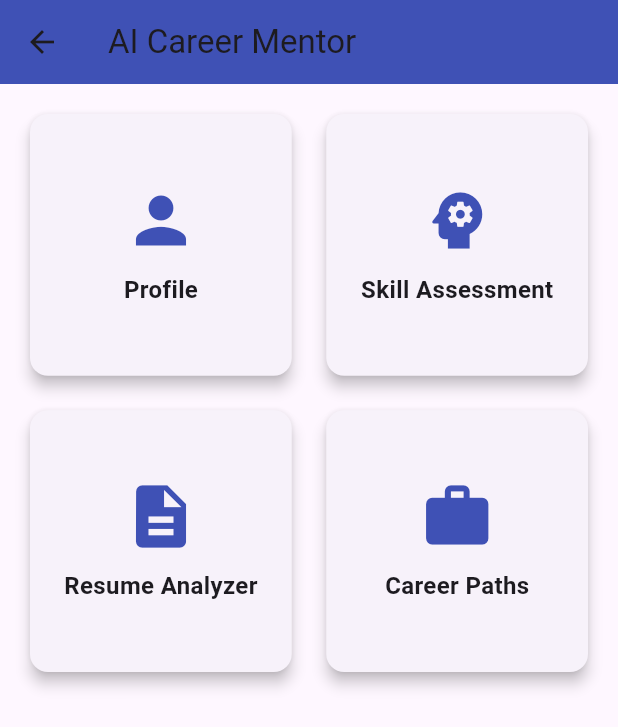
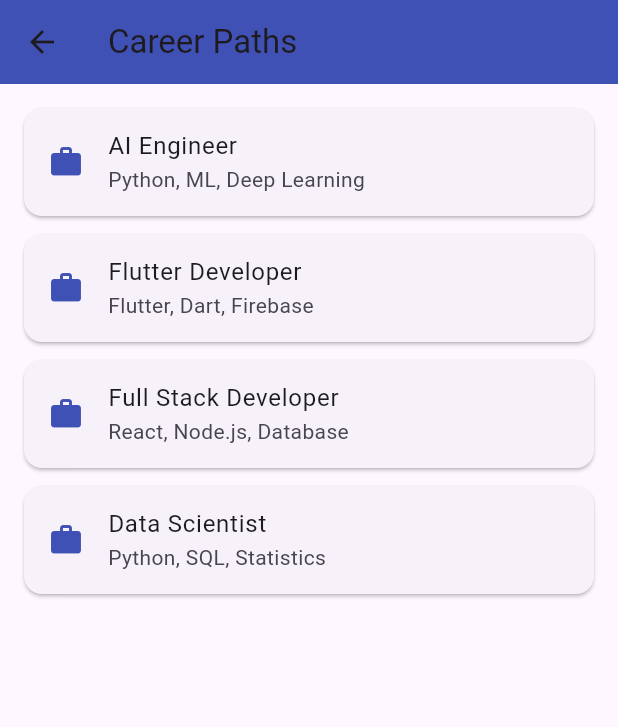
Before and after one commit to Snivas1/ai_career_mentor, a Flutter app: the DashboardScreen screen opened directly, after a tap on "Career Paths", on a phone screen of 412 x 824 dp. Shown: the top 727 px of the screen. Run offline on Flutter 3.47's test engine with Material 3 defaults, Android fonts, the phone set to English and light mode, and no system bars.

Commit message:
Added skill assessment and career recommendations

```diff
--- /dev/null
+++ b/lib/screens/career_paths_screen.dart
@@ -0,0 +1,59 @@
+import 'package:flutter/material.dart';
+
+class CareerPathsScreen extends StatelessWidget {
+  const CareerPathsScreen({super.key});
+
+  @override
+  Widget build(BuildContext context) {
+    return Scaffold(
+      appBar: AppBar(
+        title: const Text("Career Paths"),
+        backgroundColor: Colors.indigo,
+      ),
+      body: ListView(
+        padding: const EdgeInsets.all(16),
+        children: const [
+          CareerCard(
+            title: "AI Engineer",
+            skills: "Python, ML, Deep Learning",
+          ),
+          CareerCard(
+            title: "Flutter Developer",
+            skills: "Flutter, Dart, Firebase",
+          ),
+          CareerCard(
+            title: "Full Stack Developer",
+            skills: "React, Node.js, Database",
+          ),
+          CareerCard(
+            title: "Data Scientist",
+            skills: "Python, SQL, Statistics",
+          ),
+        ],
+      ),
+    );
+  }
+}
+
+class CareerCard extends StatelessWidget {
+  final String title;
+  final String skills;
+
+  const CareerCard({
+    super.key,
+    required this.title,
+    required this.skills,
+  });
+
+  @override
+  Widget build(BuildContext context) {
+    return Card(
+      margin: const EdgeInsets.only(bottom: 12),
+      child: ListTile(
+        leading: const Icon(Icons.work, color: Colors.indigo),
+        title: Text(title),
+        subtitle: Text(skills),
+      ),
+    );
+  }
+}
--- a/lib/screens/dashboard_screen.dart
+++ b/lib/screens/dashboard_screen.dart
@@ -2,7 +2,7 @@
 import 'profile_screen.dart';
 import 'skill_assessment_screen.dart';
 import 'resume_analyzer_screen.dart';
-
+import 'career_paths_screen.dart';
 
 class DashboardScreen extends StatelessWidget {
   const DashboardScreen({super.key});
@@ -61,10 +61,17 @@
 ),
 
             DashboardCard(
-              title: "Career Paths",
-              icon: Icons.work,
-              onTap: () {},
-            ),
+  title: "Career Paths",
+  icon: Icons.work,
+  onTap: () {
+    Navigator.push(
+      context,
+      MaterialPageRoute(
+        builder: (context) => const CareerPathsScreen(),
+      ),
+    );
+  },
+),
           ],
         ),
       ),
```
